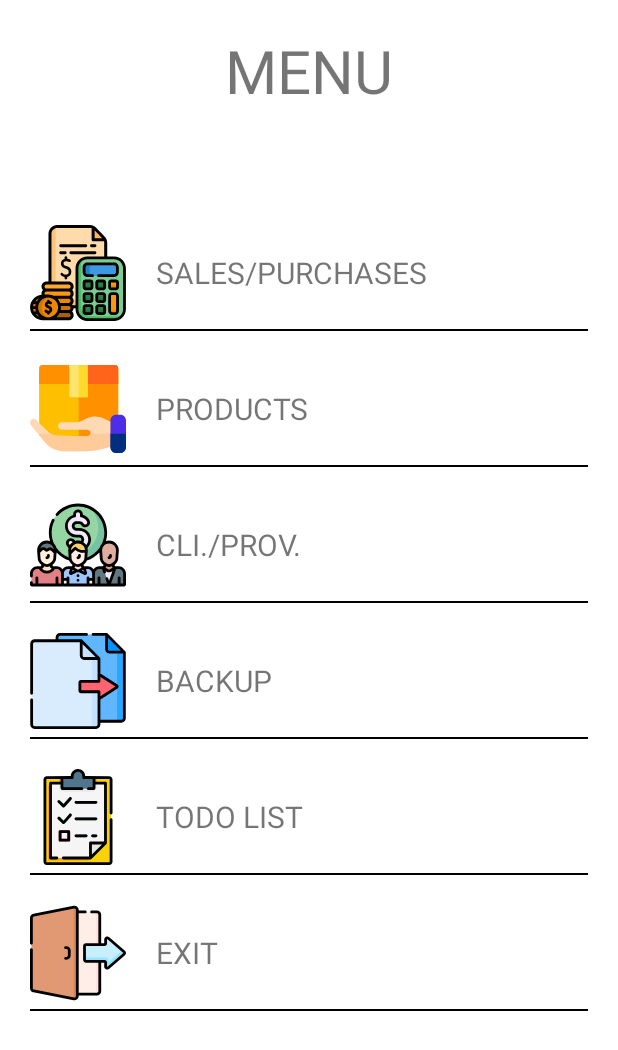
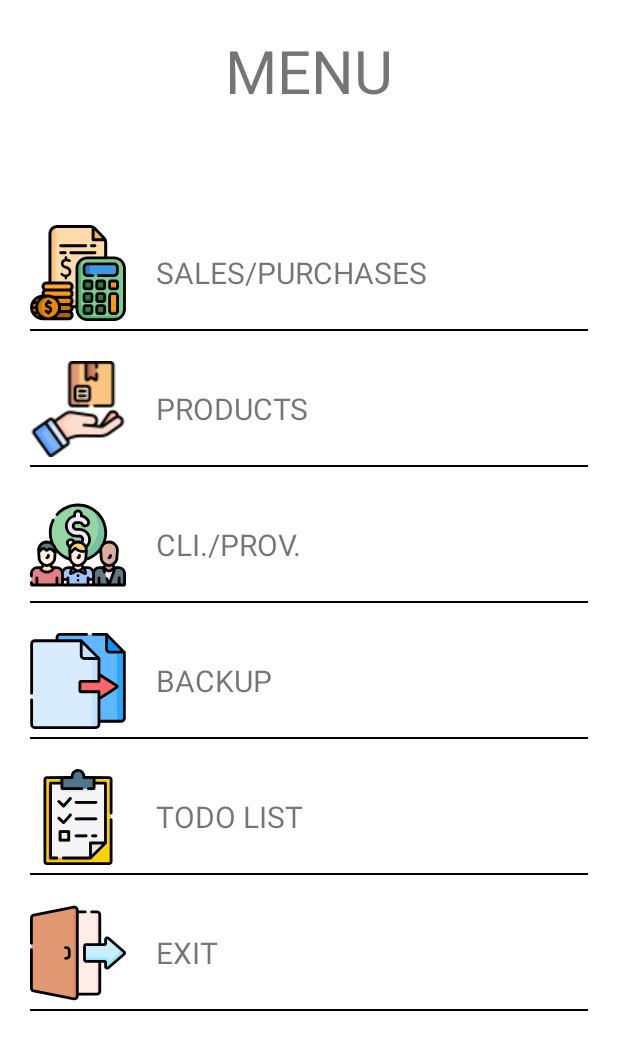
Before and after one commit to rodrigonovoas/Products-Manager-Android, an Android app: the screen it shows after launch (MainActivity), on a phone screen of 412 x 824 dp. Shown: the top 1050 px of the screen. Run offline under Robolectric (Android 15) with nearby library versions, the light colour scheme and no system bars; our stand-ins replace Room's generated code; Roboto replaces fonts that are not available here.

Commit message:
updating ui icons

```diff
--- a/app/src/main/res/drawable/menu_products.xml
+++ /dev/null
@@ -1,36 +0,0 @@
-<vector xmlns:android="http://schemas.android.com/apk/res/android"
-    android:width="64dp"
-    android:height="64dp"
-    android:viewportWidth="511.428"
-    android:viewportHeight="511.428">
-  <path
-      android:pathData="m453.736,49.118h-144.78v10.998h-99.334v-10.998h-143.827c-9.475,0 -17.156,7.681 -17.156,17.156v320.102c0,8.948 7.254,16.202 16.202,16.202h380.2c13.75,0 24.897,-11.147 24.897,-24.897v-312.36c0.001,-8.949 -7.253,-16.203 -16.202,-16.203z"
-      android:fillColor="#fdbf00"/>
-  <path
-      android:pathData="m447.438,21.638h-138.482v10.998h-49.498v89.897h-0.169v280.612h195.265c8.497,0 15.384,-6.893 15.384,-15.395v-348.89c-0.963,-2.389 -4.693,-17.222 -22.5,-17.222z"
-      android:fillColor="#ff9100"/>
-  <path
-      android:pathData="m452.786,21.638h-143.83v10.998h-99.334v-10.998h-145.175c-8.73,0 -15.808,7.082 -15.808,15.819v85.075h421.3v-83.728c0,-9.481 -7.68,-17.166 -17.153,-17.166z"
-      android:fillColor="#ff9100"/>
-  <path
-      android:pathData="m453.782,21.638h-144.826v10.998h-49.667v89.897h210.65v-84.727c0,-8.929 -7.234,-16.168 -16.157,-16.168z"
-      android:fillColor="#ff641a"/>
-  <path
-      android:pathData="m302.368,192.753h-86.158c-3.639,0 -6.588,-2.95 -6.588,-6.588v-164.527h99.334v164.527c0,3.638 -2.95,6.588 -6.588,6.588z"
-      android:fillColor="#ffe470"/>
-  <path
-      android:pathData="m259.289,21.993v170.404c0,0.196 0.159,0.356 0.356,0.356h44.278c2.78,0 5.033,-2.253 5.033,-5.033v-165.727c0,-0.196 -0.159,-0.356 -0.356,-0.356h-48.956c-0.196,0.001 -0.355,0.16 -0.355,0.356z"
-      android:fillColor="#ffda2d"/>
-  <path
-      android:pathData="m278.863,480.967c32.819,0 65.647,-3.855 97.572,-11.456l53.488,-12.801 0.23,-131.606 -36.311,-18.444c-28.425,-14.347 -61.332,-14.878 -90.245,-1.437l-33.615,15.628c-7.34,3.413 -15.338,5.181 -23.432,5.181h-76.838c-10.999,0 -19.916,8.917 -19.916,19.916 0,10.999 8.917,19.916 19.916,19.916h135.292c10.247,0 18.728,8.611 17.869,18.821 -0.748,8.89 -8.201,15.873 -17.285,15.873l-154.826,-2.171c-20.126,0.265 -43.244,-9.191 -57.663,-25.281l-61.24,-59.998c-3.513,-3.814 -8.316,-5.781 -13.155,-5.781 -5.612,0 -13.516,6.433 -17.292,11.9 -0.149,0.215 1.954,-3.345 1.834,-3.113 -3.499,6.773 -4.89,17.957 -0.467,23.319l78.135,94.723c26.526,32.157 67.888,46.809 109.574,46.809h88.375z"
-      android:fillColor="#ffd9b3"/>
-  <path
-      android:pathData="m322.437,387.748c-1.995,7.379 -8.73,12.81 -16.74,12.81l-154.826,-2.171c-12.878,0.17 -26.972,-3.657 -39.238,-10.64h-68.893l38.282,46.409c26.526,32.157 67.888,46.809 109.574,46.809h88.376c32.819,0 65.647,-3.855 97.572,-11.456l53.488,-12.801 0.121,-68.961h-107.716z"
-      android:fillColor="#fc9"/>
-  <path
-      android:pathData="m482.44,489.79h-24.8c-16.01,0 -28.988,-14.048 -28.988,-31.378v-140.35c0,-17.33 12.978,-31.378 28.988,-31.378h24.801c16.01,0 28.988,14.049 28.988,31.378v140.351c-0.001,17.329 -12.979,31.377 -28.989,31.377z"
-      android:fillColor="#4d2ee6"/>
-  <path
-      android:pathData="m428.652,387.748v70.664c0,17.33 12.978,31.378 28.988,31.378h24.801c16.01,0 28.988,-14.049 28.988,-31.378v-70.664z"
-      android:fillColor="#012f7e"/>
-</vector>
```
Also changed, not shown: app/src/main/java/app/rodrigonovoa/myproductsmanager/ui/backup/BackUpActivity.java (+9 -1 lines), app/src/main/java/app/rodrigonovoa/myproductsmanager/ui/todoList/TodoListActivity.java (+6 -5 lines), app/src/main/res/layout/activity_back_up.xml (+12 -0 lines), app/src/main/res/layout/activity_todo_list.xml (+9 -11 lines), app/src/main/res/drawable/menu_products.png (added).
